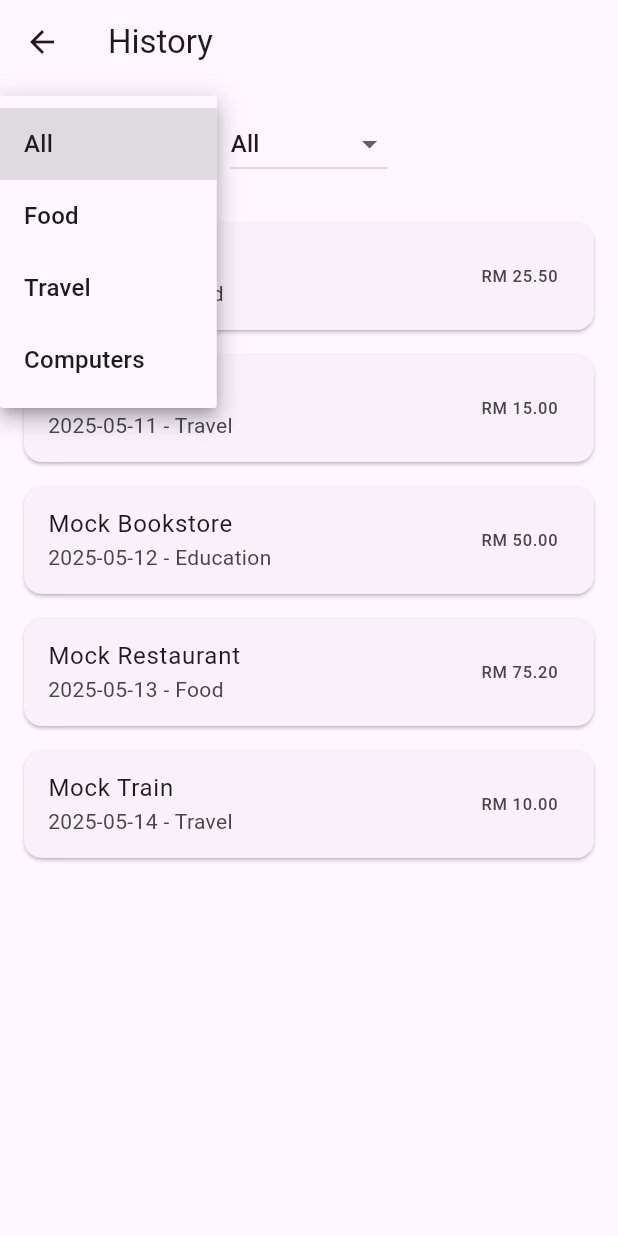
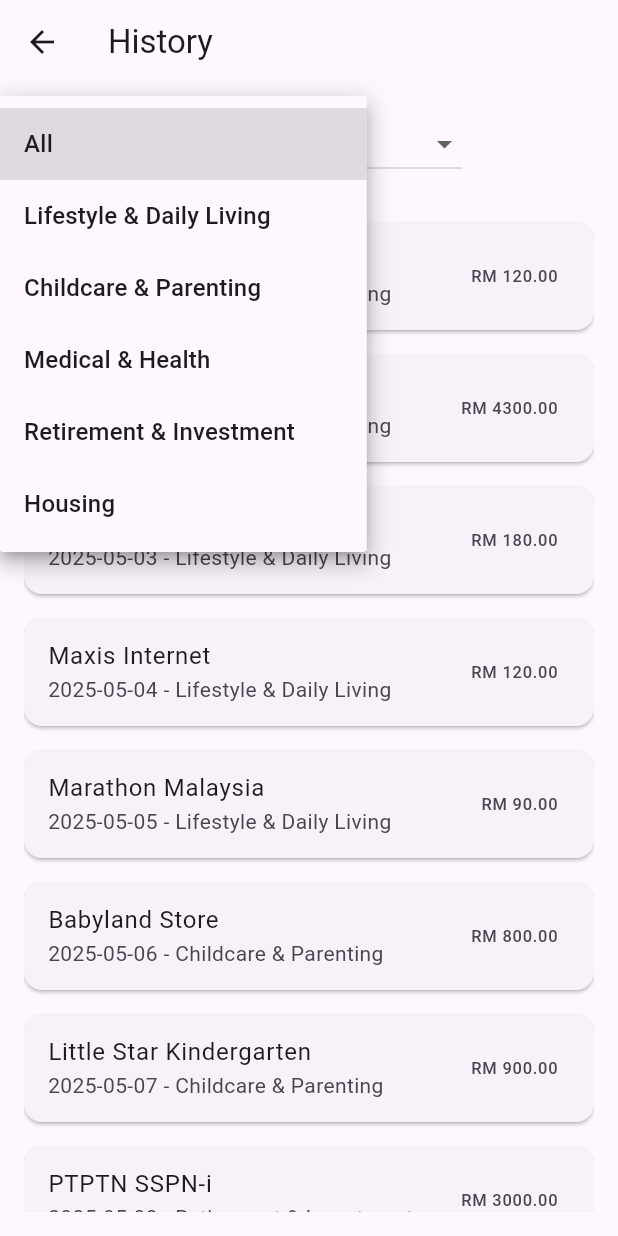
Before and after one commit to Jiunhong712/Tax_Assistant, a Flutter app: the HistoryPage screen opened directly, after a tap on "All", on a phone screen of 412 x 824 dp. Run offline on Flutter 3.47's test engine with Material 3 defaults, Android fonts, the light colour scheme and no system bars; our stand-ins replace file_picker, get, pdf; missing offline and left inert: universal_html.

Commit message:
Updated mock data and categories list

```diff
--- a/taxassistant/lib/models/mock_data.dart
+++ b/taxassistant/lib/models/mock_data.dart
@@ -25,42 +25,112 @@ class Expense {
   }
 }
 
-// Mock Expense Data
+// Updated Mock Expense Data for Tax Relief Categories
 final List<Expense> mockExpenses = [
   Expense(
-    vendor: 'Mock Cafe',
-    date: '2025-05-10',
-    total: 25.50,
-    fullText: 'Coffee and pastry',
-    category: 'Food',
+    vendor: 'Popular Bookstore',
+    date: '2025-05-01',
+    total: 120.00,
+    fullText: 'Purchase of books and reference materials',
+    category: 'Lifestyle & Daily Living',
   ),
   Expense(
-    vendor: 'Mock Grab',
-    date: '2025-05-11',
-    total: 15.00,
-    fullText: 'Ride to office',
-    category: 'Travel',
+    vendor: 'Machines Malaysia',
+    date: '2025-05-02',
+    total: 4300.00,
+    fullText: 'New MacBook Air for work and study',
+    category: 'Lifestyle & Daily Living',
   ),
   Expense(
-    vendor: 'Mock Bookstore',
-    date: '2025-05-12',
-    total: 50.00,
-    fullText: 'Business book',
-    category: 'Education',
+    vendor: 'Fitness First',
+    date: '2025-05-03',
+    total: 180.00,
+    fullText: 'Monthly gym membership',
+    category: 'Lifestyle & Daily Living',
   ),
   Expense(
-    vendor: 'Mock Restaurant',
-    date: '2025-05-13',
-    total: 75.20,
-    fullText: 'Business lunch',
-    category: 'Food',
+    vendor: 'Maxis Internet',
+    date: '2025-05-04',
+    total: 120.00,
+    fullText: 'Monthly broadband bill',
+    category: 'Lifestyle & Daily Living',
   ),
   Expense(
-    vendor: 'Mock Train',
+    vendor: 'Marathon Malaysia',
+    date: '2025-05-05',
+    total: 90.00,
+    fullText: 'Marathon registration fee',
+    category: 'Lifestyle & Daily Living',
+  ),
+  Expense(
+    vendor: 'Babyland Store',
+    date: '2025-05-06',
+    total: 800.00,
+    fullText: 'Electric breast pump and accessories',
+    category: 'Childcare & Parenting',
+  ),
+  Expense(
+    vendor: 'Little Star Kindergarten',
+    date: '2025-05-07',
+    total: 900.00,
+    fullText: 'Monthly childcare fee',
+    category: 'Childcare & Parenting',
+  ),
+  Expense(
+    vendor: 'PTPTN SSPN-i',
+    date: '2025-05-08',
+    total: 3000.00,
+    fullText: 'Education savings deposit',
+    category: 'Retirement & Investment',
+  ),
+  Expense(
+    vendor: 'Pantai Hospital',
+    date: '2025-05-09',
+    total: 620.00,
+    fullText: 'Specialist consultation and medication',
+    category: 'Medical & Health',
+  ),
+  Expense(
+    vendor: 'Guardian Pharmacy',
+    date: '2025-05-10',
+    total: 150.00,
+    fullText: 'Medical supplies and supplements',
+    category: 'Medical & Health',
+  ),
+  Expense(
+    vendor: 'AIA Insurance',
+    date: '2025-05-11',
+    total: 2400.00,
+    fullText: 'Annual medical and education insurance premium',
+    category: 'Retirement & Investment',
+  ),
+  Expense(
+    vendor: 'PRSB Malaysia',
+    date: '2025-05-12',
+    total: 3000.00,
+    fullText: 'Private retirement scheme contribution',
+    category: 'Retirement & Investment',
+  ),
+  Expense(
+    vendor: 'EV ChargeGo',
+    date: '2025-05-13',
+    total: 60.00,
+    fullText: 'Electric vehicle charging fee',
+    category: 'Lifestyle & Daily Living',
+  ),
+  Expense(
+    vendor: 'Tesla Malaysia',
+    date: '2025-05-13',
+    total: 2300.00,
+    fullText: 'Home EV wall charger purchase',
+    category: 'Lifestyle & Daily Living',
+  ),
+  Expense(
+    vendor: 'Maybank Home Loan',
     date: '2025-05-14',
-    total: 10.00,
-    fullText: 'Train ticket',
-    category: 'Travel',
+    total: 480.00,
+    fullText: 'Monthly interest payment on housing loan (1st home)',
+    category: 'Housing',
   ),
 ];
 
--- a/taxassistant/lib/pages/history_page.dart
+++ b/taxassistant/lib/pages/history_page.dart
@@ -13,13 +13,15 @@ class HistoryPage extends StatefulWidget {
 class _HistoryPageState extends State<HistoryPage> {
   List<Expense> _historyExpenses = [];
   bool _isLoading = false;
-  String _selectedFilter = 'All'; // Default filter
+  String _defaultFilter = 'All';
   List<String> _availableFilters = [
     'All',
-    'Food',
-    'Travel',
-    'Computers',
-  ]; // Mock filters
+    'Lifestyle & Daily Living',
+    'Childcare & Parenting',
+    'Medical & Health',
+    'Retirement & Investment',
+    'Housing',
+  ];
 
   @override
   void initState() {
@@ -46,11 +48,11 @@ class _HistoryPageState extends State<HistoryPage> {
   }
 
   List<Expense> _getFilteredExpenses() {
-    if (_selectedFilter == 'All') {
+    if (_defaultFilter == 'All') {
       return _historyExpenses;
     } else {
       return _historyExpenses
-          .where((expense) => expense.category == _selectedFilter)
+          .where((expense) => expense.category == _defaultFilter)
           .toList();
     }
   }
@@ -64,10 +66,10 @@ class _HistoryPageState extends State<HistoryPage> {
         child: Column(
           children: [
             DropdownButton<String>(
-              value: _selectedFilter,
+              value: _defaultFilter,
               onChanged: (String? newValue) {
                 setState(() {
-                  _selectedFilter = newValue!;
+                  _defaultFilter = newValue!;
                 });
               },
               items:
```
